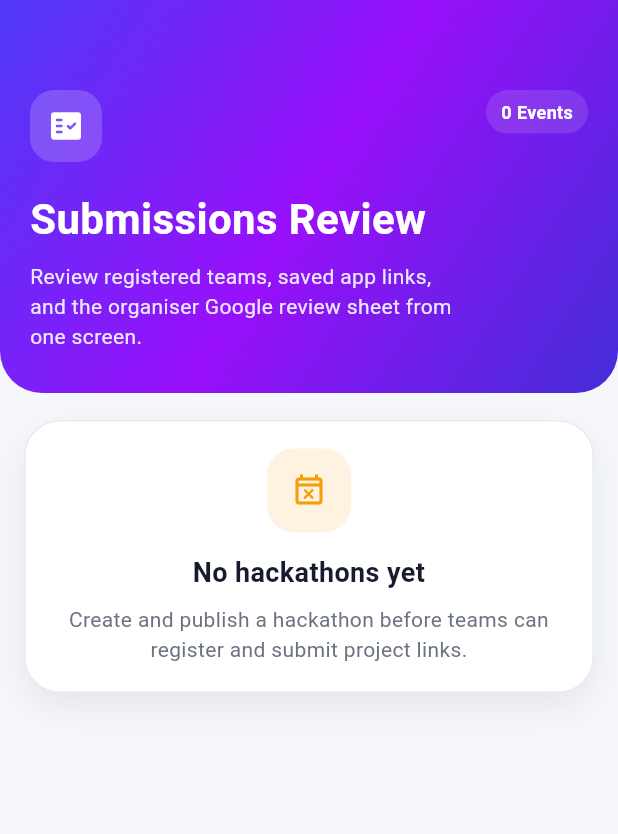
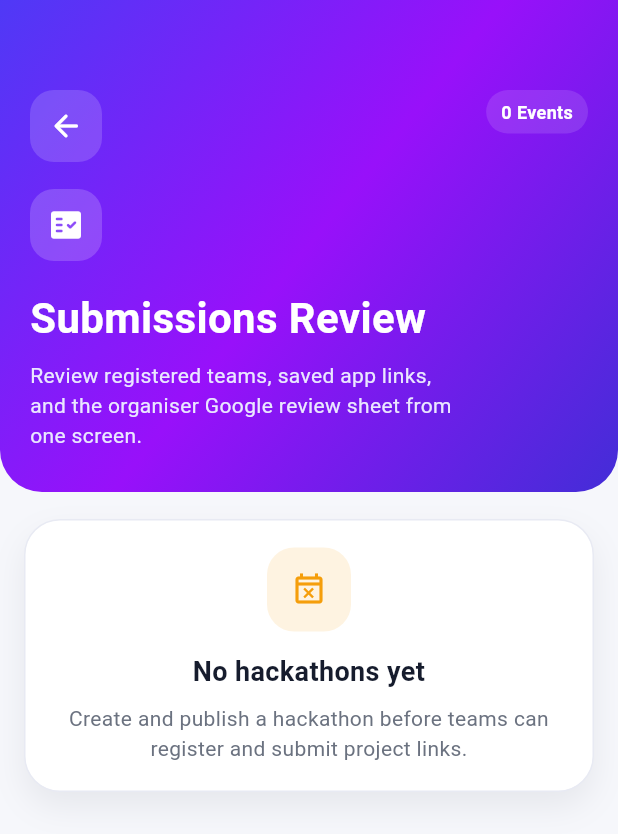
Before and after one commit to zhengyu89/persaka_hackathon_app, a Flutter app: the SubmissionsReviewScreen screen opened directly, on a phone screen of 412 x 824 dp. Shown: the top 834 px of the screen. Run offline on Flutter 3.47's test engine with Material 3 defaults, Android fonts, the phone set to English and light mode, and no system bars; our stand-ins replace cloud_firestore, firebase_auth, firebase_core, google_sign_in, image_picker; accounts and stored records are empty; network calls fail.

Commit message:
Update minimum SDK version and enhance UI navigation in admin and submissions screens

```diff
--- a/lib/features/admin/screens/admin_manage_judges_screen.dart
+++ b/lib/features/admin/screens/admin_manage_judges_screen.dart
@@ -232,6 +232,25 @@ class _AdminManageJudgesScreenState extends State<AdminManageJudgesScreen> {
                 crossAxisAlignment: CrossAxisAlignment.start,
 
                 children: [
+                  if (Navigator.canPop(context)) ...[
+                    GestureDetector(
+                      onTap: () => Navigator.maybePop(context),
+                      child: Container(
+                        width: 48,
+                        height: 48,
+                        decoration: BoxDecoration(
+                          color: Colors.white.withOpacity(.18),
+                          borderRadius: BorderRadius.circular(16),
+                        ),
+                        child: const Icon(
+                          Icons.arrow_back_rounded,
+                          color: Colors.white,
+                        ),
+                      ),
+                    ),
+
+                    const SizedBox(height: 18),
+                  ],
                   //////////////////////////////////////////////////
                   /// TITLE
                   //////////////////////////////////////////////////
--- a/lib/features/submit/screens/submissions_review_screen.dart
+++ b/lib/features/submit/screens/submissions_review_screen.dart
@@ -172,8 +172,12 @@ class _SubmissionsReviewScreenState extends State<SubmissionsReviewScreen> {
                         )
                         .toList();
 
-                final isAnonymous = selectedHackathon.anonymousJudging && widget.title != 'Submitted Projects';
-                final registeredTeamsSorted = List<String>.from(selectedHackathon.registeredTeams)..sort();
+                final isAnonymous =
+                    selectedHackathon.anonymousJudging &&
+                    widget.title != 'Submitted Projects';
+                final registeredTeamsSorted = List<String>.from(
+                  selectedHackathon.registeredTeams,
+                )..sort();
 
                 return _buildScaffold(
                   trailingLabel:
@@ -208,9 +212,10 @@ class _SubmissionsReviewScreenState extends State<SubmissionsReviewScreen> {
                           color: ParticipantPalette.warning,
                         )
                       else
-                        ...reviewItems.map(
-                          (item) {
-                            final index = registeredTeamsSorted.indexOf(item.teamCode);
+                        ...reviewItems.map((item) {
+                          final index = registeredTeamsSorted.indexOf(
+                            item.teamCode,
+                          );
                           final teamNum = index != -1 ? index + 1 : 1;
                           final maskedName = 'Team #$teamNum';
 
@@ -218,10 +223,10 @@ class _SubmissionsReviewScreenState extends State<SubmissionsReviewScreen> {
                             item: item,
                             onOpenLink: _openExternalUrl,
                             isAnonymous: isAnonymous,
-                              displayName: isAnonymous ? maskedName : item.teamName,
+                            displayName:
+                                isAnonymous ? maskedName : item.teamName,
                           );
-                          },
-                        ),
+                        }),
                     ],
                   ),
                 );
@@ -247,6 +252,14 @@ class _SubmissionsReviewScreenState extends State<SubmissionsReviewScreen> {
       title: widget.title,
       subtitle: widget.subtitle,
       icon: Icons.fact_check_rounded,
+      leading:
+          Navigator.canPop(context)
+              ? ParticipantHeaderIconButton(
+                icon: Icons.arrow_back_rounded,
+                tooltip: 'Return',
+                onPressed: () => Navigator.maybePop(context),
+              )
+              : null,
       trailing: ParticipantInfoChip(label: trailingLabel, color: Colors.white),
       children: [body],
     );
@@ -525,7 +538,10 @@ class _SubmittedTeamCard extends StatelessWidget {
           ),
           const SizedBox(height: 14),
           ParticipantBulletRow(
-            text: isAnonymous ? 'Leader: Anonymous' : 'Leader: ${item.leaderEmail}',
+            text:
+                isAnonymous
+                    ? 'Leader: Anonymous'
+                    : 'Leader: ${item.leaderEmail}',
             icon: Icons.person_outline_rounded,
             color: ParticipantPalette.secondary,
           ),
--- a/lib/shared/widgets/participant_ui.dart
+++ b/lib/shared/widgets/participant_ui.dart
@@ -28,6 +28,7 @@ class ParticipantPageScaffold extends StatelessWidget {
     required this.icon,
     required this.children,
     this.trailing,
+    this.leading,
   });
 
   final String title;
@@ -35,6 +36,7 @@ class ParticipantPageScaffold extends StatelessWidget {
   final IconData icon;
   final List<Widget> children;
   final Widget? trailing;
+  final Widget? leading;
 
   @override
   Widget build(BuildContext context) {
@@ -58,6 +60,10 @@ class ParticipantPageScaffold extends StatelessWidget {
                     child: Column(
                       crossAxisAlignment: CrossAxisAlignment.start,
                       children: [
+                        if (leading != null) ...[
+                          leading!,
+                          const SizedBox(height: 18),
+                        ],
                         Container(
                           width: 48,
                           height: 48,
@@ -103,6 +109,42 @@ class ParticipantPageScaffold extends StatelessWidget {
         ],
       ),
     );
+  }
+}
+
+class ParticipantHeaderIconButton extends StatelessWidget {
+  const ParticipantHeaderIconButton({
+    super.key,
+    required this.icon,
+    required this.onPressed,
+    this.tooltip,
+  });
+
+  final IconData icon;
+  final VoidCallback onPressed;
+  final String? tooltip;
+
+  @override
+  Widget build(BuildContext context) {
+    final button = Material(
+      color: Colors.white.withOpacity(0.16),
+      borderRadius: BorderRadius.circular(16),
+      child: InkWell(
+        onTap: onPressed,
+        borderRadius: BorderRadius.circular(16),
+        child: SizedBox(
+          width: 48,
+          height: 48,
+          child: Icon(icon, color: Colors.white),
+        ),
+      ),
+    );
+
+    if (tooltip == null || tooltip!.isEmpty) {
+      return button;
+    }
+
+    return Tooltip(message: tooltip!, child: button);
   }
 }
 
@@ -252,10 +294,7 @@ class ParticipantMetricTile extends StatelessWidget {
             const SizedBox(height: 6),
             Text(
               label,
-              style: const TextStyle(
-                color: Color(0xFFEAE7FF),
-                fontSize: 12,
-              ),
+              style: const TextStyle(color: Color(0xFFEAE7FF), fontSize: 12),
             ),
           ],
         ),
@@ -300,10 +339,7 @@ class ParticipantTimelineTile extends StatelessWidget {
             width: 12,
             height: 12,
             margin: const EdgeInsets.only(top: 2),
-            decoration: BoxDecoration(
-              color: dotColor,
-              shape: BoxShape.circle,
-            ),
+            decoration: BoxDecoration(color: dotColor, shape: BoxShape.circle),
           ),
           const SizedBox(width: 12),
           Expanded(
```
Also changed, not shown: 1 other file. Lines whose indentation alone changed are shown as unchanged.
